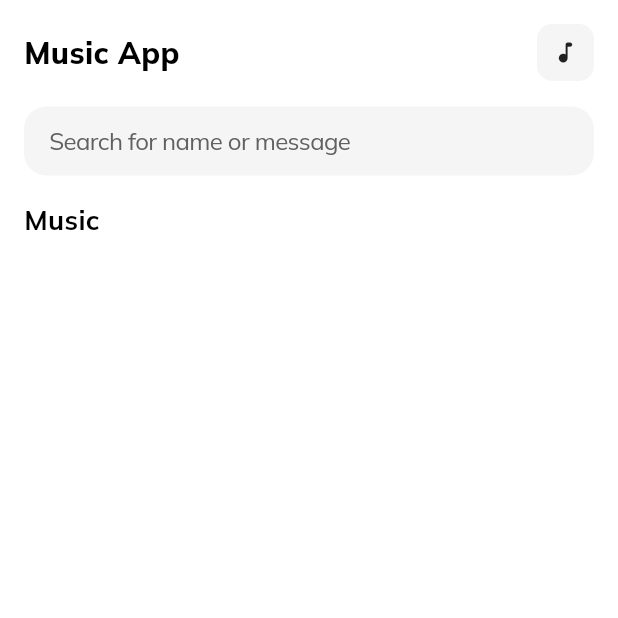
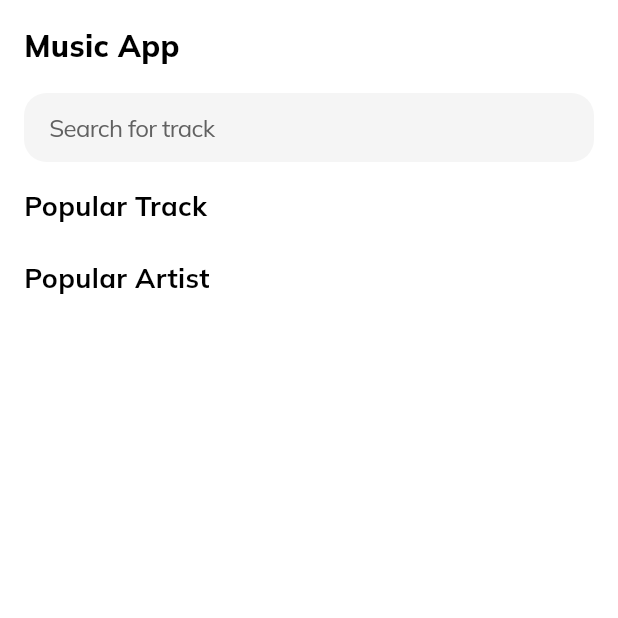
Before and after one commit to muhvarriel/music-app, a Flutter app: the screen it shows after launch, after a tap on "Get Started", on a phone screen of 412 x 824 dp, the top half of it. Run offline on Flutter 3.47's test engine with Material 3 defaults, Android fonts, the phone set to English and light mode, and no system bars; our stand-ins replace audioplayers, cached_network_image, dio, get, google_fonts, google_generative_ai and 2 more; network calls fail.

Commit message:
fix music app

```diff
--- a/lib/main.dart
+++ b/lib/main.dart
@@ -2,14 +2,12 @@ import 'package:music_app/ui/chat_home_screen.dart';
 import 'package:music_app/ui/widgets/button_widget.dart';
 import 'package:music_app/ui/widgets/custom_text.dart';
 import 'package:music_app/utils/app_navigators.dart';
-import 'package:music_app/repository/chat_provider.dart';
 import 'package:music_app/utils/constants.dart';
 import 'package:music_app/utils/music_storage.dart';
 import 'package:music_app/utils/shared_helpers.dart';
 import 'package:flutter/material.dart';
 import 'package:flutter/services.dart';
 import 'package:get/get.dart';
-import 'package:provider/provider.dart';
 
 void main() {
   runApp(const MyApp());
@@ -20,17 +18,12 @@ class MyApp extends StatelessWidget {
 
   @override
   Widget build(BuildContext context) {
-    return MultiProvider(
-      providers: [
-        ChangeNotifierProvider<ChatProvider>(create: (_) => ChatProvider()),
-      ],
-      child: GetMaterialApp(
-        title: 'ChatAI Messenger',
-        debugShowCheckedModeBanner: false,
-        theme: lightTheme,
-        darkTheme: darkTheme,
-        home: const SplashScreen(),
-      ),
+    return GetMaterialApp(
+      title: 'ChatAI Messenger',
+      debugShowCheckedModeBanner: false,
+      theme: lightTheme,
+      darkTheme: darkTheme,
+      home: const SplashScreen(),
     );
   }
 }
--- a/lib/repository/chat_provider.dart
+++ /dev/null
@@ -1,414 +0,0 @@
-import 'dart:async';
-import 'dart:convert';
-import 'dart:math';
-
-import 'package:music_app/model/chat_room.dart';
-import 'package:music_app/utils/shared_helpers.dart';
-import 'package:flutter/foundation.dart';
-
-class ChatProvider extends ChangeNotifier {
-  final List<ChatRoom> _chats = [];
-  final List<String> _names = [
-    "Ava",
-    "Emma",
-    "Olivia",
-    "Sophia",
-    "Isabella",
-    "Mia",
-    "Amelia",
-    "Harper",
-    "Evelyn",
-    "Abigail",
-    "Emily",
-    "Charlotte",
-    "Scarlett",
-    "Madison",
-    "Elizabeth",
-    "Grace",
-    "Lily",
-    "Aria",
-    "Ella",
-    "Chloe",
-    "Victoria",
-    "Penelope",
-    "Layla",
-    "Riley",
-    "Zoey",
-    "Nora",
-    "Hannah",
-    "Addison",
-    "Stella",
-    "Aurora",
-    "Savannah",
-    "Avery",
-    "Sofia",
-    "Alexa",
-    "Aubrey",
-    "Scarlett",
-    "Camila",
-    "Zoe",
-    "Scarlett",
-    "Ariana",
-    "Ellie",
-    "Natalie",
-    "Leah",
-    "Hazel",
-    "Brooklyn",
-    "Samantha",
-    "Audrey",
-    "Claire",
-    "Paisley",
-    "Skylar",
-    "Violet",
-    "Brielle",
-    "Sarah",
-    "Kennedy",
-    "Maya",
-    "Caroline",
-    "Genesis",
-    "Aaliyah",
-    "Kennedy",
-    "Hailey",
-    "Gabriella",
-    "Lucy",
-    "Autumn",
-    "Serenity",
-    "Sadie",
-    "Willow",
-    "Arianna",
-    "Kaylee",
-    "Annabelle",
-    "Alexa",
-    "Gabriella",
-    "Quinn",
-    "Madeline",
-    "Kayla",
-    "Clara",
-    "Paisley",
-    "Reagan",
-    "Delilah",
-    "Allison",
-    "Bailey",
-    "Nevaeh",
-    "Makayla",
-    "Peyton",
-    "Rylee",
-    "Alice",
-    "Clara",
-    "Hadley",
-    "Melody",
-    "Julia",
-    "Cora",
-    "Naomi",
-    "Ariel",
-    "Jasmine",
-    "Valentina",
-    "Eliana",
-    "Brianna",
-    "Isabelle",
-    "Ruby",
-    "Sophie",
-    "Alyssa",
-    "Gabrielle",
-    "Piper",
-    "Jocelyn",
-    "Julianna",
-    "Morgan",
-    "London",
-    "Gracie",
-    "Brooke",
-    "Mariah",
-    "Kaitlyn",
-    "Eden",
-    "Eliza",
-    "Lola",
-    "Gianna",
-    "Olive",
-    "Aspen",
-    "June",
-    "Noelle",
-    "Anastasia",
-    "Angelina",
-    "Jayla",
-    "Paige",
-    "Megan",
-    "Harper",
-    "Makenzie",
-    "Mya",
-    "Elise",
-    "Kylie",
-    "Alana",
-    "Reese",
-    "Lyla",
-    "Ana",
-    "Gabriela",
-    "Dakota",
-    "Catherine",
-    "Bianca",
-    "Vanessa",
-    "Seraphina",
-    "Lana",
-    "Molly",
-    "Clara",
-    "Erika",
-    "Harmony",
-    "Ariel",
-    "Angel",
-    "Talia",
-    "Isla",
-    "Julia",
-    "Lola",
-    "Hope",
-    "Tessa",
-    "Andrea",
-    "Elaina",
-    "Juliette",
-    "Summer",
-    "Daisy",
-    "Natasha",
-    "Jada",
-    "Keira",
-    "Alaina",
-    "Diana",
-    "Jane",
-    "Christina",
-    "Raegan",
-    "Camille",
-    "Olive",
-    "Esther",
-    "Harley",
-    "Jennifer",
-    "Adeline",
-    "Lexi",
-    "Emerson",
-    "Kaydence",
-    "Miranda",
-    "Alivia",
-    "Elsie",
-    "Kiara",
-    "Camryn",
-    "Megan",
-    "Lucia",
-    "Danielle",
-    "Annie",
-    "Heidi",
-    "Laura",
-    "Brynn",
-    "Arabella",
-    "Kelsey",
-    "Veronica",
-    "Haven",
-    "Aniyah",
-    "Alyssa",
-    "Dylan",
-    "Jamie",
-    "Bethany",
-    "Margaret",
-    "Regina",
-    "Kelly",
-    "Jolie",
-    "Ariel",
-    "Athena",
-    "Skyler",
-    "Elle",
-    "Lucille",
-    "Lexie",
-    "Carmen",
-    "Arya",
-    "Paris",
-    "Harlow",
-    "Leila",
-    "Evangeline",
-    "Giselle",
-    "Fiona",
-    "Dayana",
-    "Esmeralda",
-    "Selena",
-    "Jewel",
-    "Malia",
-    "April",
-    "Eden",
-    "Amaya",
-    "Annalise",
-    "Gwendolyn",
-    "Evie",
-    "Lana",
-    "Tatum",
-    "Karina",
-    "Wren",
-    "Raven",
-    "Helen",
-    "Kayleigh",
-    "Carolina",
-    "Callie",
-    "Juniper",
-    "Francesca",
-    "Danielle",
-    "Alayna",
-    "Natasha",
-    "Luciana",
-    "Presley",
-    "Celeste",
-    "Mira",
-    "Remy",
-    "Helena",
-    "Maci",
-    "Leighton",
-    "Jenna",
-    "Charlee",
-    "Camilla",
-    "Mabel",
-    "Annie",
-    "Mckenna",
-    "Sidney",
-    "Holland",
-    "Peyton",
-    "Brenda",
-    "Lila",
-    "Cataleya",
-    "Eileen",
-    "Mara",
-    "Braelynn",
-    "Siena",
-    "Helena",
-    "Tenley",
-    "Clarissa",
-    "Kiera",
-    "Marilyn",
-    "Paloma",
-    "Cassidy",
-    "Shayla",
-    "Kaia",
-    "Phoebe",
-    "Journey",
-    "Aisha",
-    "Kali",
-    "Camila",
-    "Aileen",
-    "Elaine",
-    "Kassidy",
-    "Marlee",
-    "Leona",
-    "Ryan",
-    "Jessie",
-    "Marilyn",
-    "Priscilla",
-    "Halle",
-    "Kylie",
-    "Lilith",
-    "Jamie",
-    "Kailani",
-    "Nia",
-    "Briar",
-    "Lorelei",
-    "Rylan",
-    "Maeve",
-    "Brinley",
-    "Arielle",
-    "Fernanda",
-    "Christine",
-    "Alma",
-    "Elora",
-    "Anne",
-    "Nylah",
-    "Belle",
-    "Ember",
-    "Raven",
-    "Aviana",
-    "Irene",
-    "Anahi",
-    "Jayleen",
-    "Mariana",
-    "Kiana",
-    "Arabella",
-    "Emmalyn",
-    "Elaine",
-    "Celestia",
-    "Zara",
-    "Liliana",
-    "Alanna",
-    "Daphne",
-    "Astrid",
-    "Joelle",
-    "Tiffany",
-    "Gloria",
-    "Cataleya",
-    "Octavia",
-    "Annika",
-    "Della",
-    "Mae",
-    "Kassandra",
-    "Sylvie",
-    "Dayana",
-    "Maxine",
-    "Lara"
-  ];
-
-  List<ChatRoom> get chats => _chats;
-  bool get isNotEmpty => _chats.isNotEmpty;
-  bool get isEmpty => _chats.isEmpty;
-
-  String getName() {
-    String? newName;
-
-    do {
-      String generateName = _names[Random().nextInt(_names.length)];
-
-      if (!_chats.any((e) =>
-          e.name?.replaceAll(" ", "") == generateName.replaceAll(" ", ""))) {
-        newName = generateName;
-      }
-    } while (newName == null);
-
-    return newName;
-  }
-
-  Future<void> addChat(ChatRoom chats) async {
-    _chats.add(chats);
-    await saveChatsToString();
-    notifyListeners();
-  }
-
-  Future<void> pinChat(ChatRoom chats) async {
-    int index = _chats.indexWhere((e) => e.id == chats.id);
-
-    if (index != -1) {
-      _chats[index].pinned = !(_chats[index].pinned ?? false);
-      await saveChatsToString();
-      notifyListeners();
-    }
-  }
-
-  Future<void> updateChat(ChatRoom chats) async {
-    int index = _chats.indexWhere((e) => e.id == chats.id);
-
-    if (index != -1) {
-      _chats[index] = chats;
-      await saveChatsToString();
-      notifyListeners();
-    }
-  }
-
-  Future<void> deleteChat(String chatsId) async {
-    _chats.removeWhere((e) => e.id == chatsId);
-    await saveChatsToString();
-    notifyListeners();
-  }
-
-  Future<void> saveChatsToString() async {
-    final encodedList = jsonEncode(_chats);
-    await setSharedString('ChatProvider', encodedList);
-  }
-
-  Future<void> loadChatsFromString() async {
-    final encodedList = await getSharedString('ChatProvider');
-
-    if (encodedList != null && encodedList.isNotEmpty) {
-      _chats.clear();
-      _chats.addAll(ChatRoom.fromJsonToList(jsonDecode(encodedList)));
-    }
-
-    await saveChatsToString();
-    notifyListeners();
-  }
-}
--- a/lib/repository/music_repo.dart
+++ b/lib/repository/music_repo.dart
@@ -106,11 +106,31 @@ class MusicRepo {
     }
   }
 
+  static Future<List<Tracks>> getMultipleTopTrack(List<String> listId) async {
+    try {
+      List<Tracks> listTrack = [];
+
+      for (var i = 0; i < listId.length; i++) {
+        await getArtistTopTrack(listId[i]).then((value) {
+          if (value[0] == 200) {
+            List<Tracks> result = value[1];
+
+            listTrack.add(result.first);
+          }
+        });
+      }
+
+      return listTrack;
+    } catch (e) {
+      return [];
+    }
+  }
+
   static Future<dynamic> searchTrack(String content) async {
     try {
       String query = content.replaceAll(" ", "+");
 
-      final response = await _dio.get("search?q=$query&type=track&limit=1");
+      final response = await _dio.get("search?q=$query&type=track&limit=4");
 
       log("searchTrack: $response");
 
--- a/lib/ui/chat_home_screen.dart
+++ b/lib/ui/chat_home_screen.dart
@@ -1,5 +1,7 @@
 import 'dart:ui';
 
+import 'package:audioplayers/audioplayers.dart';
+import 'package:music_app/model/track.dart';
 import 'package:music_app/repository/music_repo.dart';
 import 'package:music_app/ui/chat_music_screen.dart';
 import 'package:music_app/ui/widgets/custom_cached_image.dart';
@@ -26,6 +28,12 @@ class _ChatHomeScreenState extends State<ChatHomeScreen> {
       TextEditingController();
   final ScrollController _scrollController = ScrollController();
 
+  List<Tracks> listTrack = [];
+  List<Tracks> listSearch = [];
+
+  final player = AudioPlayer();
+  String? idPlayer;
+
   @override
   void initState() {
     init();
@@ -34,7 +42,40 @@ class _ChatHomeScreenState extends State<ChatHomeScreen> {
 
   void init() async {
     await MusicRepo.musicLoaded();
+
+    await MusicRepo.getMultipleTopTrack(MusicStorage.listMusic
+            .map((e) => e.id ?? "")
+            .toList()
+            .getRange(0, 4)
+            .toList())
+        .then((value) {
+      if (mounted) {
+        setState(() {
+          listTrack = value;
+        });
+      }
+    });
     setState(() {});
+  }
+
+  Future<void> getSearchTrack(String query) async {
+    await MusicRepo.searchTrack(query).then((value) {
+      if (value[0] == 200) {
+        if (mounted) {
+          TracksResponse result = value[1];
+
+          setState(() {
+            listSearch = result.items ?? [];
+          });
+        }
+      }
+    });
+  }
+
+  @override
+  void dispose() {
+    super.dispose();
+    player.dispose();
   }
 
   @override
@@ -97,6 +138,7 @@ class _ChatHomeScreenState extends State<ChatHomeScreen> {
                               fontWeight: FontWeight.w800,
                             ),
                           ),
+                          if (false)
                             GestureDetector(
                               onTap: () async {
                                 HapticFeedback.lightImpact();
@@ -148,7 +190,7 @@ class _ChatHomeScreenState extends State<ChatHomeScreen> {
                                   color: isDark
                                       ? Colors.grey.shade400
                                       : Colors.grey.shade700),
-                              placeholder: "Search for name or message",
+                              placeholder: "Search for track",
                               decoration: BoxDecoration(
                                 color: Theme.of(context).cardColor,
                               ),
@@ -159,8 +201,13 @@ class _ChatHomeScreenState extends State<ChatHomeScreen> {
                                       : Colors.grey.shade900),
                               keyboardType: TextInputType.text,
                               textInputAction: TextInputAction.search,
-                              onChanged: (value) async {
+                              onChanged: (value) {
+                                if (value.isNotEmpty) {
+                                  getSearchTrack(value);
+                                } else {
+                                  listSearch.clear();
                                   setState(() {});
+                                }
                               },
                             ),
                           ),
@@ -168,6 +215,8 @@ class _ChatHomeScreenState extends State<ChatHomeScreen> {
                         ],
                       ),
                     ),
+                    if (listSearch.isNotEmpty) _searchSection(),
+                    _trackSection(),
                     _musicSection(),
                     const SizedBox(height: 16),
                   ],
@@ -178,12 +227,102 @@ class _ChatHomeScreenState extends State<ChatHomeScreen> {
         ));
   }
 
+  Widget _searchSection() {
+    return Column(
+      crossAxisAlignment: CrossAxisAlignment.start,
+      children: [
+        const CustomText(
+          text: "Searched",
+          fontSize: 18,
+          fontWeight: FontWeight.w700,
+          padding: EdgeInsets.only(left: 16),
+        ),
+        const SizedBox(height: 6),
+        ListView.builder(
+            shrinkWrap: true,
+            itemCount: listSearch.length,
+            physics: const NeverScrollableScrollPhysics(),
+            padding: EdgeInsets.zero,
+            itemBuilder: (context, index) {
+              var track = listSearch[index];
+
+              return TrackPreview(
+                tracks: track,
+                player: player,
+                idPlayer: idPlayer,
+                isAlbum: true,
+                onTap: () {
+                  if (mounted) {
+                    setState(() {
+                      idPlayer = track.id;
+                    });
+                  }
+                },
+                onEnd: () {
+                  if (mounted) {
+                    setState(() {
+                      idPlayer = null;
+                    });
+                  }
+                },
+              );
+            }),
+        const SizedBox(height: 16),
+      ],
+    );
+  }
+
+  Widget _trackSection() {
+    return Column(
+      crossAxisAlignment: CrossAxisAlignment.start,
+      children: [
+        const CustomText(
+          text: "Popular Track",
+          fontSize: 18,
+          fontWeight: FontWeight.w700,
+          padding: EdgeInsets.only(left: 16),
+        ),
+        const SizedBox(height: 6),
+        ListView.builder(
+            shrinkWrap: true,
+            itemCount: listTrack.length,
+            physics: const NeverScrollableScrollPhysics(),
+            padding: EdgeInsets.zero,
+            itemBuilder: (context, index) {
+              var track = listTrack[index];
+
+              return TrackPreview(
+                tracks: track,
+                player: player,
+                idPlayer: idPlayer,
+                isAlbum: true,
+                onTap: () {
+                  if (mounted) {
+                    setState(() {
+                      idPlayer = track.id;
+                    });
+                  }
+                },
+                onEnd: () {
+                  if (mounted) {
+                    setState(() {
+                      idPlayer = null;
+                    });
+                  }
+                },
+              );
+            }),
+        const SizedBox(height: 16),
+      ],
+    );
+  }
+
   Widget _musicSection() {
     return Column(
       crossAxisAlignment: CrossAxisAlignment.start,
       children: [
         const CustomText(
-          text: "Music",
+          text: "Popular Artist",
           fontSize: 18,
           fontWeight: FontWeight.w700,
           padding: EdgeInsets.only(left: 16),
```
Lines whose indentation alone changed are shown as unchanged.
